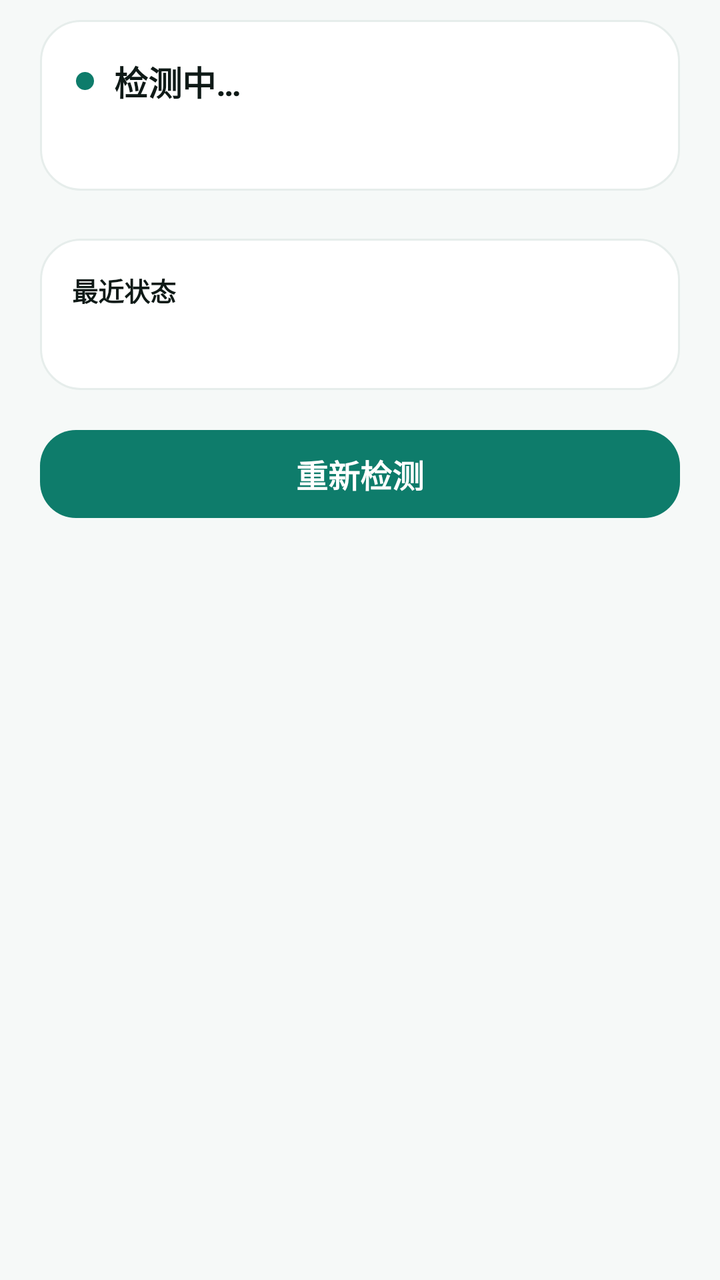
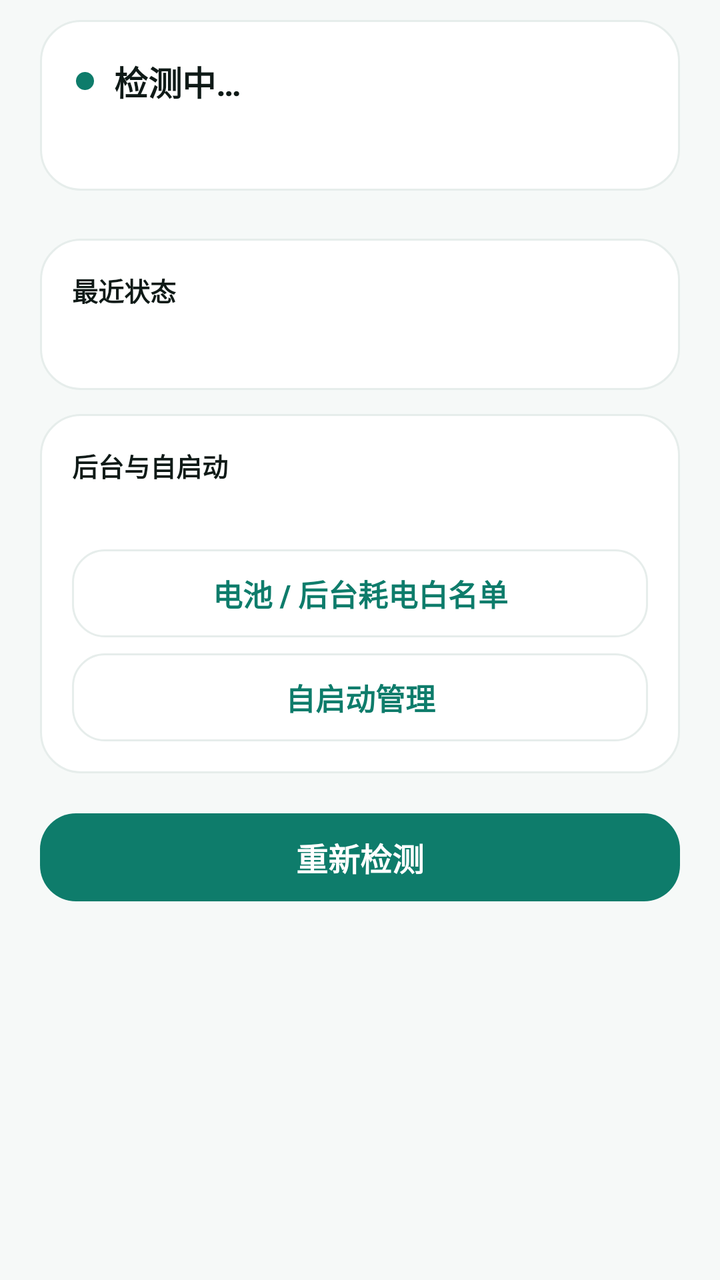

Screens rendered from an Android XML layout before and after an edit, with the pre-edit source and the edit as a unified diff.
<!-- AndroidManifest.xml: application theme Theme.NtfyCalendar -->
<!-- res/layout/activity_health.xml -->
<?xml version="1.0" encoding="utf-8"?>
<ScrollView xmlns:android="http://schemas.android.com/apk/res/android"
    android:layout_width="match_parent"
    android:layout_height="match_parent"
    android:background="?attr/bnWindowBg">

    <LinearLayout
        android:layout_width="match_parent"
        android:layout_height="wrap_content"
        android:orientation="vertical"
        android:paddingLeft="20dp"
        android:paddingRight="20dp"
        android:paddingTop="10dp"
        android:paddingBottom="28dp">

        
        <LinearLayout
            android:layout_width="match_parent"
            android:layout_height="wrap_content"
            android:background="@drawable/bg_card"
            android:orientation="vertical"
            android:padding="18dp">

            <LinearLayout
                android:layout_width="match_parent"
                android:layout_height="wrap_content"
                android:gravity="center_vertical"
                android:orientation="horizontal">

                <View
                    android:id="@+id/summaryDot"
                    android:layout_width="9dp"
                    android:layout_height="9dp"
                    android:background="@drawable/dot_ok" />

                <TextView
                    android:id="@+id/summaryTitle"
                    android:layout_width="0dp"
                    android:layout_height="wrap_content"
                    android:layout_marginStart="10dp"
                    android:layout_weight="1"
                    android:text="检测中…"
                    android:textColor="?attr/bnTextPrimary"
                    android:textSize="17sp"
                    android:textStyle="bold" />
            </LinearLayout>

            <TextView
                android:id="@+id/summaryDetail"
                android:layout_width="match_parent"
                android:layout_height="wrap_content"
                android:layout_marginTop="8dp"
                android:lineSpacingExtra="4dp"
                android:textColor="?attr/bnTextSecondary"
                android:textSize="12sp" />
        </LinearLayout>

        
        <LinearLayout
            android:id="@+id/itemContainer"
            android:layout_width="match_parent"
            android:layout_height="wrap_content"
            android:layout_marginTop="12dp"
            android:orientation="vertical" />

        
        <LinearLayout
            android:layout_width="match_parent"
            android:layout_height="wrap_content"
            android:layout_marginTop="12dp"
            android:background="@drawable/bg_card"
            android:orientation="vertical"
            android:padding="16dp">

            <TextView
                android:layout_width="match_parent"
                android:layout_height="wrap_content"
                android:text="最近状态"
                android:textColor="?attr/bnTextPrimary"
                android:textSize="13sp"
                android:textStyle="bold" />

            <TextView
                android:id="@+id/tvRecent"
                android:layout_width="match_parent"
                android:layout_height="wrap_content"
                android:layout_marginTop="8dp"
                android:lineSpacingExtra="4dp"
                android:textColor="?attr/bnTextSecondary"
                android:textSize="12sp" />
        </LinearLayout>

        <Button
            android:id="@+id/btnRecheck"
            style="@style/BtnPrimary"
            android:layout_marginTop="20dp"
            android:text="重新检测" />

        <TextView
            android:id="@+id/tvCheckedAt"
            android:layout_width="match_parent"
            android:layout_height="wrap_content"
            android:layout_marginTop="10dp"
            android:gravity="center"
            android:textColor="?attr/bnTextSecondary"
            android:textSize="11sp" />
    </LinearLayout>
</ScrollView>
<!-- resources referenced by this layout -->
<resources>
  <!-- drawable bg_card (drawable) -->
  <?xml version="1.0" encoding="utf-8"?>
  <shape xmlns:android="http://schemas.android.com/apk/res/android"
      android:shape="rectangle">
      <solid android:color="?attr/bnCard" />
      <corners android:radius="20dp" />
      <stroke
          android:width="1dp"
          android:color="?attr/bnCardStroke" />
  </shape>
  <!-- drawable dot_ok (drawable) -->
  ﻿<?xml version="1.0" encoding="utf-8"?>
  <shape xmlns:android="http://schemas.android.com/apk/res/android"
      android:shape="oval">
      <solid android:color="?attr/bnPrimary" />
      <size
          android:width="8dp"
          android:height="8dp" />
  </shape>
  <style name="BtnPrimary">
          <item name="android:layout_width">match_parent</item>
          <item name="android:layout_height">44dp</item>
          <item name="android:background">@drawable/bg_button_primary</item>
          <item name="android:textColor">?attr/bnOnPrimary</item>
          <item name="android:textSize">16sp</item>
          <item name="android:textStyle">bold</item>
          <item name="android:textAllCaps">false</item>
          <item name="android:stateListAnimator">@null</item>
      </style>
  <!-- drawable bg_button_primary (drawable) -->
  <?xml version="1.0" encoding="utf-8"?>
  <ripple xmlns:android="http://schemas.android.com/apk/res/android"
      android:color="#33FFFFFF">
      <item>
          <shape android:shape="rectangle">
              <solid android:color="?attr/bnPrimary" />
              <corners android:radius="18dp" />
          </shape>
      </item>
  </ripple>
  <style name="BellnoteWindowAnim" parent="@android:style/Animation.Activity">
          <item name="android:activityOpenEnterAnimation">@anim/act_open_enter</item>
          <item name="android:activityOpenExitAnimation">@anim/act_open_exit</item>
          <item name="android:activityCloseEnterAnimation">@anim/act_close_enter</item>
          <item name="android:activityCloseExitAnimation">@anim/act_close_exit</item>
      </style>
  <color name="primary">#FF0E7C6B</color>
  <color name="primary_dark">#FF0A5A4D</color>
  <color name="text_on_primary">#FFFFFFFF</color>
  <color name="accent">#FFF59E0B</color>
  <color name="window_bg">#FFF6F9F8</color>
  <color name="surface">#FFFFFFFF</color>
  <color name="card_bg">#FFFFFFFF</color>
  <color name="card_stroke">#FFE6EDEB</color>
  <color name="divider">#FFEDF2F0</color>
  <color name="text_primary">#FF0F1A17</color>
  <color name="text_secondary">#FF6B7B76</color>
  <color name="chip_bg">#FFECF6F3</color>
  <color name="icon_bg">#FFF1F5F4</color>
  <color name="danger">#FFC94848</color>
  <color name="nav_bg">#FFFFFFFF</color>
  <color name="ripple">#140E7C6B</color>
  <!-- unchanged entries left out for length: 1 -->
</resources>

<!-- the commit's change to res/layout/activity_health.xml (unified diff, before → after) -->
@@ -1,4 +1,4 @@
-<?xml version="1.0" encoding="utf-8"?>
+﻿<?xml version="1.0" encoding="utf-8"?>
 <ScrollView xmlns:android="http://schemas.android.com/apk/res/android"
     android:layout_width="match_parent"
     android:layout_height="match_parent"
@@ -90,6 +90,45 @@
                 android:textSize="12sp" />
         </LinearLayout>
 
+        
+        <LinearLayout
+            android:layout_width="match_parent"
+            android:layout_height="wrap_content"
+            android:layout_marginTop="12dp"
+            android:background="@drawable/bg_card"
+            android:orientation="vertical"
+            android:padding="16dp">
+
+            <TextView
+                android:layout_width="match_parent"
+                android:layout_height="wrap_content"
+                android:text="后台与自启动"
+                android:textColor="?attr/bnTextPrimary"
+                android:textSize="13sp"
+                android:textStyle="bold" />
+
+            <TextView
+                android:id="@+id/tvBackgroundHint"
+                android:layout_width="match_parent"
+                android:layout_height="wrap_content"
+                android:layout_marginTop="6dp"
+                android:lineSpacingExtra="3dp"
+                android:textColor="?attr/bnTextSecondary"
+                android:textSize="12sp" />
+
+            <Button
+                android:id="@+id/btnHealthBattery"
+                style="@style/BtnTonal"
+                android:layout_marginTop="10dp"
+                android:text="@string/perm_battery" />
+
+            <Button
+                android:id="@+id/btnHealthAutostart"
+                style="@style/BtnTonal"
+                android:layout_marginTop="8dp"
+                android:text="@string/perm_autostart" />
+        </LinearLayout>
+
         <Button
             android:id="@+id/btnRecheck"
             style="@style/BtnPrimary"
<!-- resource entries referenced after the edit -->
@@ -19,12 +19,24 @@
           android:width="8dp"
           android:height="8dp" />
   </shape>
+  <string name="perm_autostart">自启动管理</string>
+  <string name="perm_battery">电池 / 后台耗电白名单</string>
   <style name="BtnPrimary">
           <item name="android:layout_width">match_parent</item>
           <item name="android:layout_height">44dp</item>
           <item name="android:background">@drawable/bg_button_primary</item>
           <item name="android:textColor">?attr/bnOnPrimary</item>
           <item name="android:textSize">16sp</item>
+          <item name="android:textStyle">bold</item>
+          <item name="android:textAllCaps">false</item>
+          <item name="android:stateListAnimator">@null</item>
+      </style>
+  <style name="BtnTonal">
+          <item name="android:layout_width">match_parent</item>
+          <item name="android:layout_height">44dp</item>
+          <item name="android:background">@drawable/bg_button_tonal</item>
+          <item name="android:textColor">?attr/bnPrimary</item>
+          <item name="android:textSize">15sp</item>
           <item name="android:textStyle">bold</item>
           <item name="android:textAllCaps">false</item>
           <item name="android:stateListAnimator">@null</item>
@@ -37,6 +49,20 @@
           <shape android:shape="rectangle">
               <solid android:color="?attr/bnPrimary" />
               <corners android:radius="18dp" />
+          </shape>
+      </item>
+  </ripple>
+  <!-- drawable bg_button_tonal (drawable) -->
+  <?xml version="1.0" encoding="utf-8"?>
+  <ripple xmlns:android="http://schemas.android.com/apk/res/android"
+      android:color="?attr/bnRipple">
+      <item>
+          <shape android:shape="rectangle">
+              <solid android:color="?attr/bnSurface" />
+              <corners android:radius="16dp" />
+              <stroke
+                  android:width="1dp"
+                  android:color="?attr/bnCardStroke" />
           </shape>
       </item>
   </ripple>
